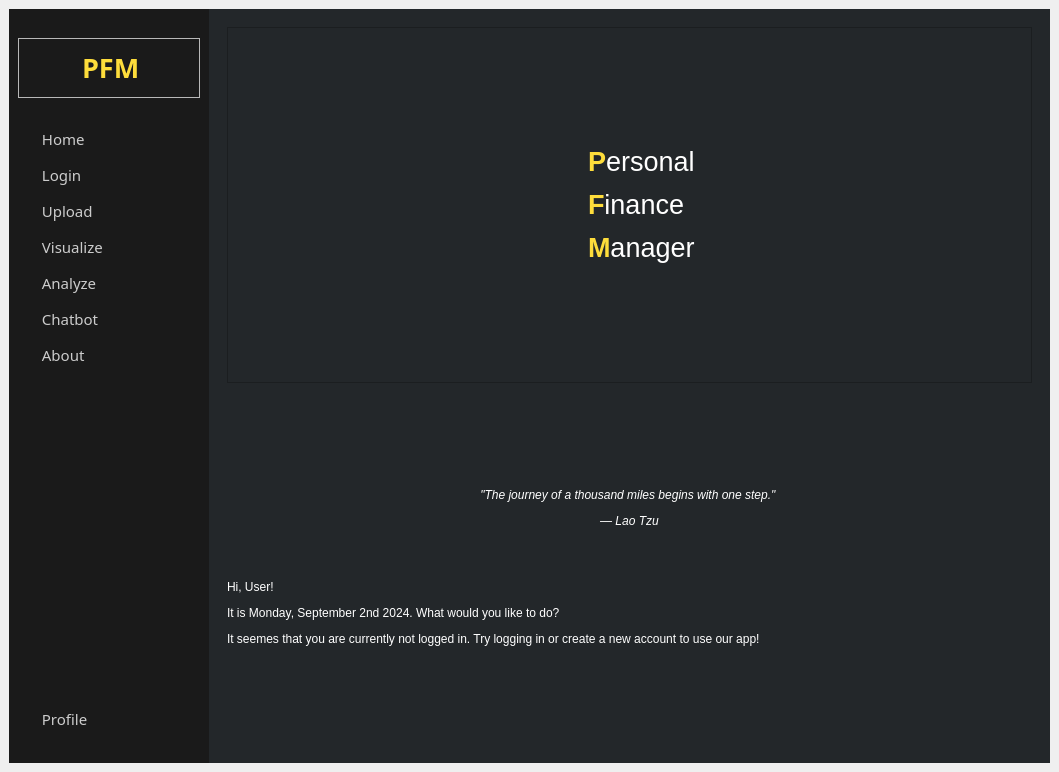
First picture: the form in UI/Master.ui, repository AtlasCJr/pfm, before the edit.
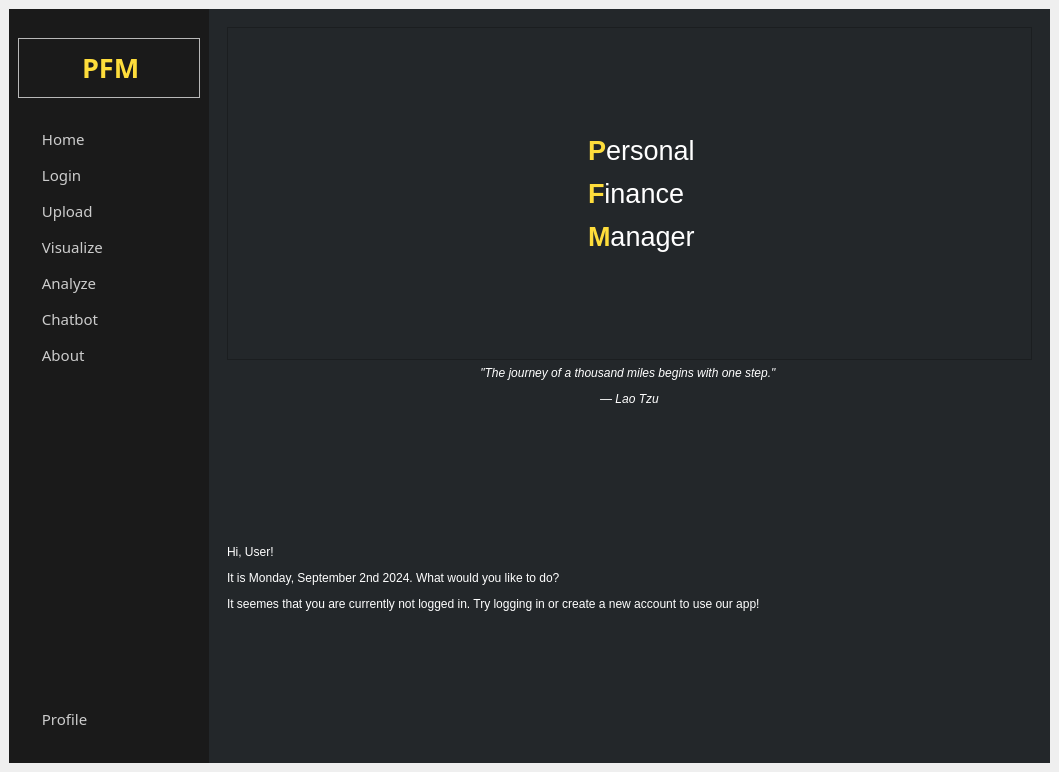
Second picture: the form after the edit. The open tabs and pages were chosen to show the change. Icons and pictures are not drawn.

Diff of the .ui file:
```diff
--- a/UI/Master.ui
+++ b/UI/Master.ui
@@ -527,17 +527,36 @@
              </layout>
             </widget>
            </item>
+           <item>
+            <widget class="QLabel" name="label_9">
+             <property name="sizePolicy">
+              <sizepolicy hsizetype="Preferred" vsizetype="Maximum">
+               <horstretch>0</horstretch>
+               <verstretch>0</verstretch>
+              </sizepolicy>
+             </property>
+             <property name="styleSheet">
+              <string notr="true">color: white;</string>
+             </property>
+             <property name="text">
+              <string>&lt;html&gt;&lt;head/&gt;&lt;body&gt;&lt;p align=&quot;center&quot;&gt;&lt;span style=&quot; font-style:italic;&quot;&gt;&amp;quot;The journey of a thousand miles begins with one step.&amp;quot; &lt;/span&gt;&lt;/p&gt;&lt;p align=&quot;center&quot;&gt;&lt;span style=&quot; font-style:italic;&quot;&gt;— Lao Tzu&lt;/span&gt;&lt;/p&gt;&lt;/body&gt;&lt;/html&gt;</string>
+             </property>
+            </widget>
+           </item>
            <item>
             <widget class="QLabel" name="homeText">
              <property name="styleSheet">
               <string notr="true">color: rgb(255, 255, 255);</string>
              </property>
              <property name="text">
-              <string>&lt;html&gt;&lt;head/&gt;&lt;body&gt;&lt;p align=&quot;center&quot;&gt;&lt;span style=&quot; font-style:italic;&quot;&gt;&amp;quot;The journey of a thousand miles begins with one step.&amp;quot; &lt;/span&gt;&lt;/p&gt;&lt;p align=&quot;center&quot;&gt;&lt;span style=&quot; font-style:italic;&quot;&gt;— Lao Tzu&lt;/span&gt;&lt;/p&gt;&lt;p align=&quot;center&quot;&gt;&lt;br/&gt;&lt;/p&gt;&lt;p&gt;Hi, User!&lt;/p&gt;&lt;p&gt;It is Monday, September 2nd 2024. What would you like to do?&lt;/p&gt;&lt;p&gt;It seemes that you are currently not logged in. Try logging in or create a new account to use our app!&lt;/p&gt;&lt;/body&gt;&lt;/html&gt;</string>
+              <string>&lt;html&gt;&lt;head/&gt;&lt;body&gt;&lt;p&gt;Hi, User!&lt;/p&gt;&lt;p&gt;It is Monday, September 2nd 2024. What would you like to do?&lt;/p&gt;&lt;p&gt;It seemes that you are currently not logged in. Try logging in or create a new account to use our app!&lt;/p&gt;&lt;/body&gt;&lt;/html&gt;</string>
              </property>
              <property name="wordWrap">
               <bool>true</bool>
              </property>
+             <property name="margin">
+              <number>50</number>
+             </property>
             </widget>
            </item>
           </layout>
```
Left out of the diff: 2 changed lines with no effect on the pictures.
